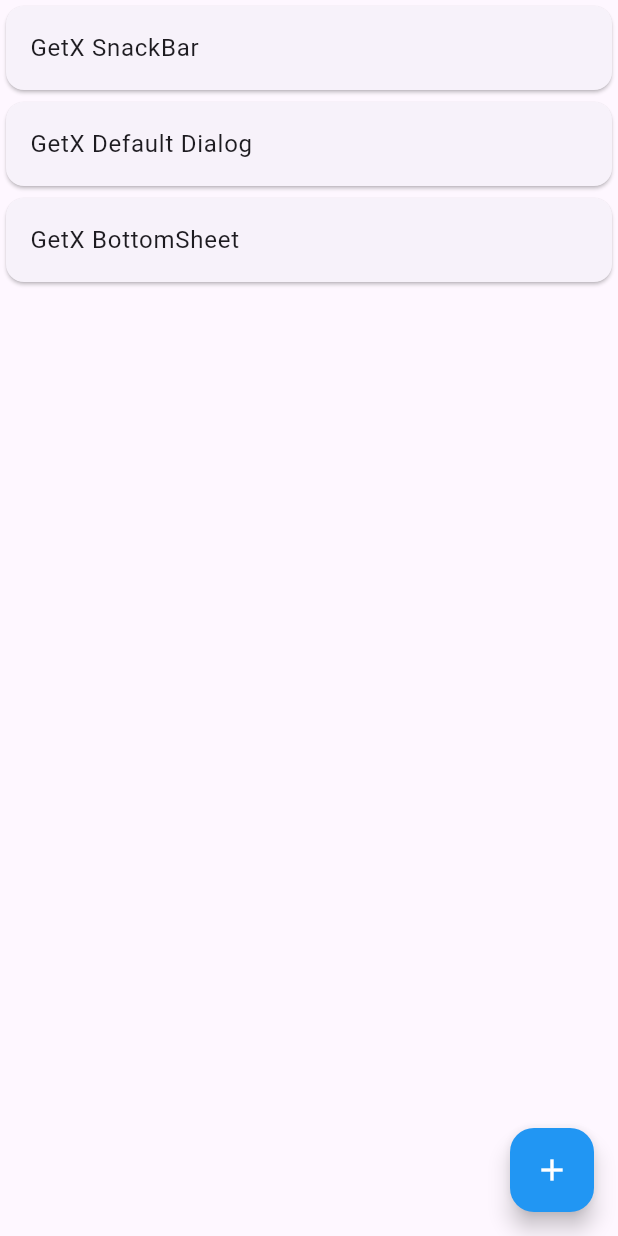
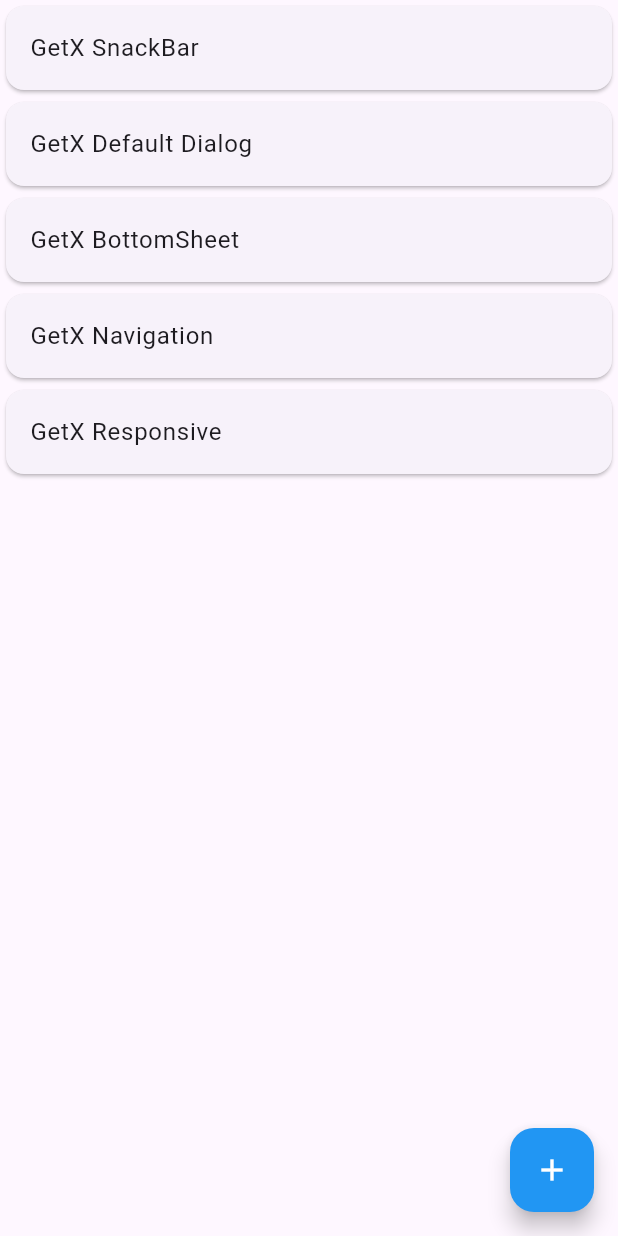
Before and after one commit to shifat97/getx-state-management, a Flutter app: the screen it shows after launch, on a phone screen of 412 x 824 dp. Run offline on Flutter 3.47's test engine with Material 3 defaults, Android fonts, the phone set to English and light mode, and no system bars; our stand-ins replace get.

Commit message:
add navigation and responsive

```diff
--- a/lib/main.dart
+++ b/lib/main.dart
@@ -1,6 +1,8 @@
 import 'package:flutter/material.dart';
 import 'package:get/get.dart';
 import 'package:getx_state_management/views/home_screen.dart';
+import 'package:getx_state_management/views/screen_one.dart';
+import 'package:getx_state_management/views/screen_two.dart';
 
 void main() {
   runApp(MyApp());
@@ -15,6 +17,11 @@
       child: GetMaterialApp(
         debugShowCheckedModeBanner: false,
         home: HomeScreen(),
+        getPages: [
+          GetPage(name: '/', page: () => HomeScreen()),
+          GetPage(name: '/screenOne', page: () => ScreenOne()),
+          GetPage(name: '/screenTwo', page: () => ScreenTwo()),
+        ],
       ),
     );
   }
--- a/lib/views/home_screen.dart
+++ b/lib/views/home_screen.dart
@@ -73,6 +73,22 @@
               }
             ),
           ),
+          Card(
+            child: ListTile(
+              title: const Text('GetX Navigation'),
+              onTap: () {
+                Get.toNamed('/screenOne', arguments: ['Md. Shifat Bin Reza']);
+              },
+            ),
+          ),
+          Card(
+            child: ListTile(
+              title: const Text('GetX Responsive'),
+              onTap: () {
+                Get.toNamed('/screenTwo');
+              }
+            ),
+          ),
         ],
       ),
       floatingActionButton: FloatingActionButton(
```
Also changed, not shown: lib/views/screen_one.dart (added, +26 -0 lines), lib/views/screen_two.dart (added, +38 -0 lines).
